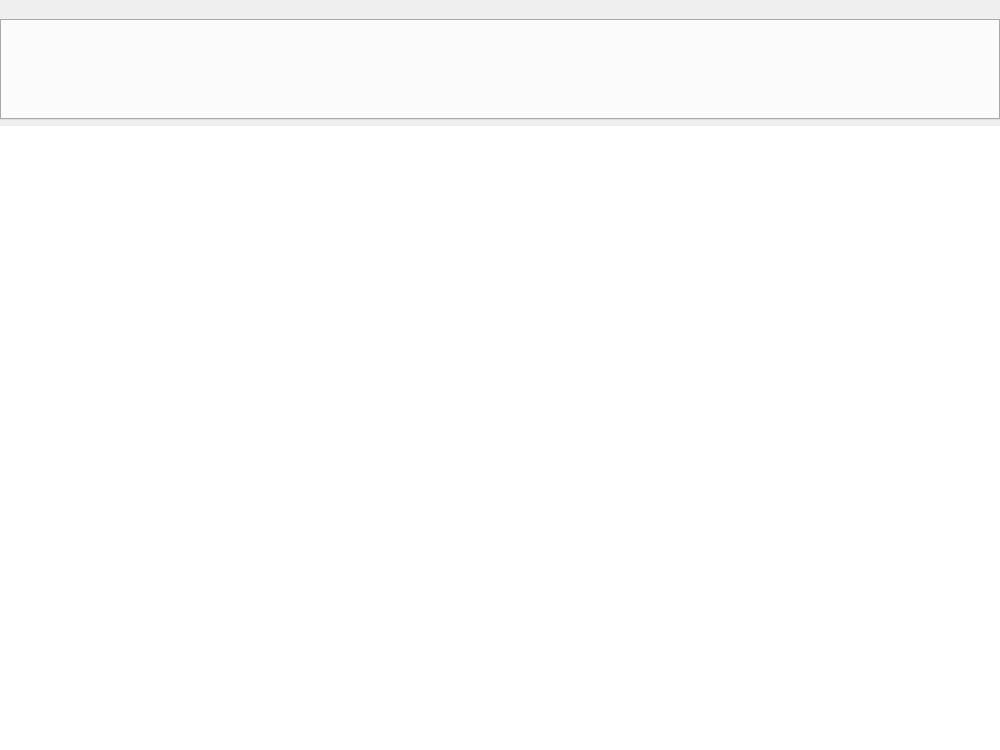
Before: the Qt Designer form mainwindow.ui in dudghks/senior-capstone, drawn with Qt 5.
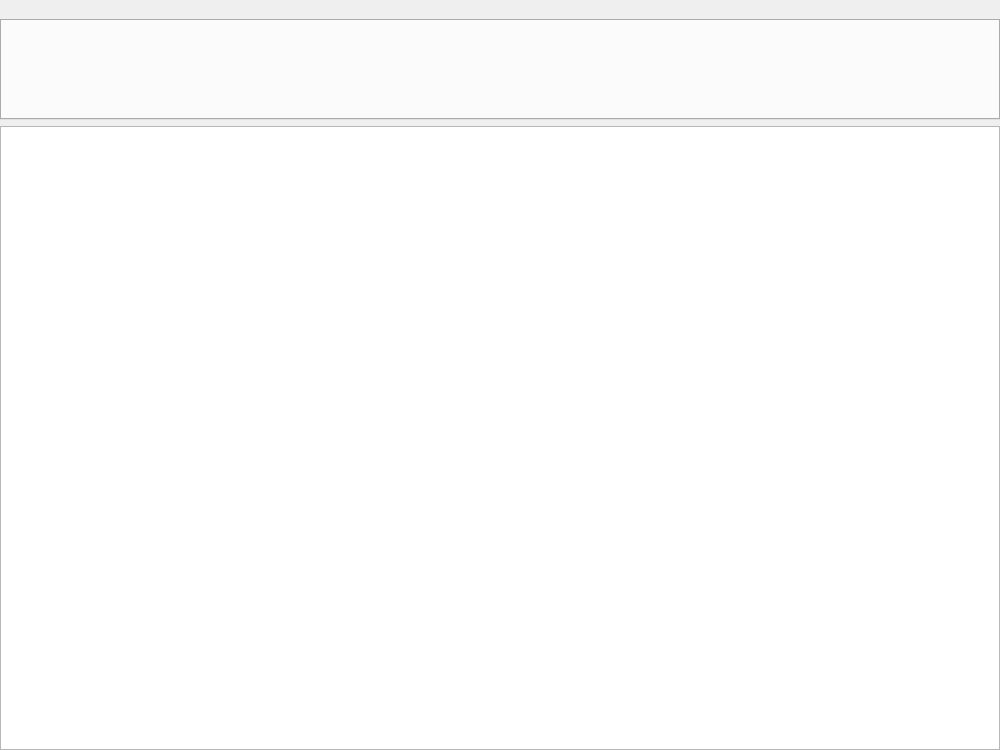
After: the same form once the commit is applied. Icons and pictures are not drawn. Custom widgets are drawn as their Qt base class.

```diff
--- a/mainwindow.ui
+++ b/mainwindow.ui
@@ -381,7 +381,7 @@
            </size>
           </property>
           <property name="styleSheet">
-           <string notr="true">border: none;</string>
+           <string notr="true"/>
           </property>
           <property name="verticalScrollBarPolicy">
            <enum>Qt::ScrollBarAlwaysOff</enum>
```
